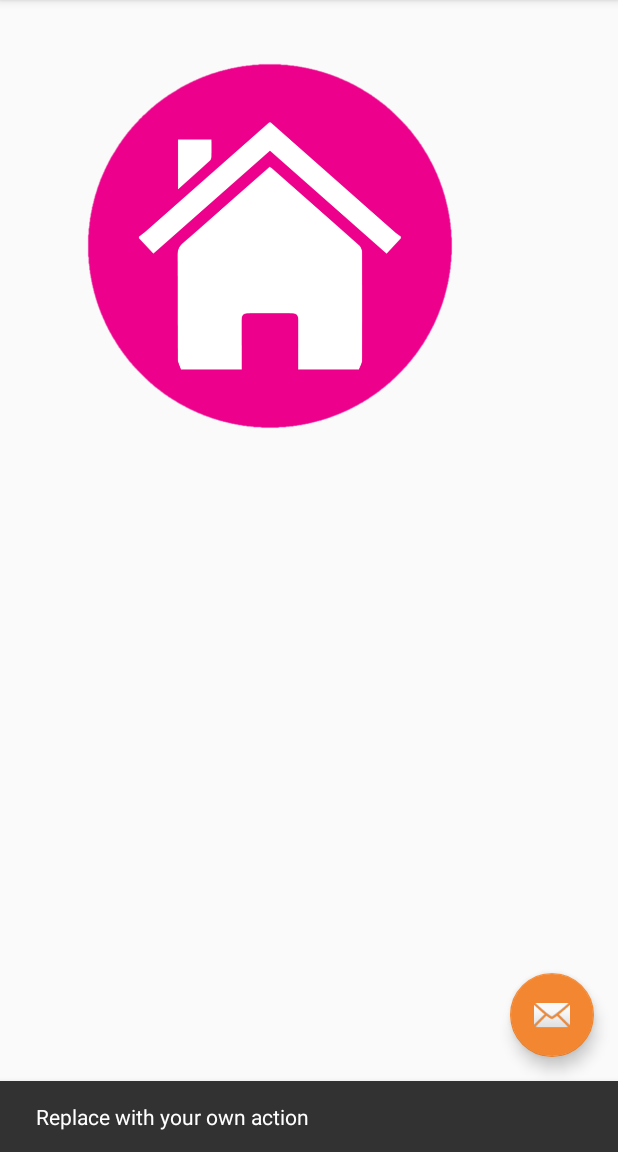
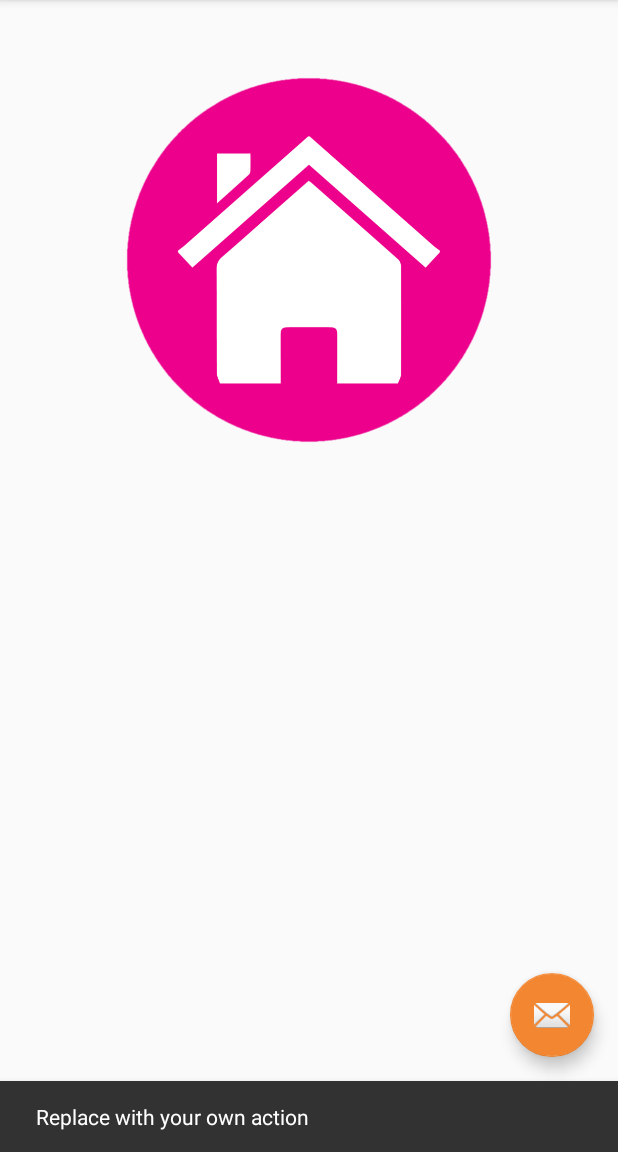
Before and after one commit to kiotaku/balloon_hackday_2016, an Android app: the screen it shows after launch (MainActivity), after a tap on an icon or button, on a phone screen of 412 x 824 dp, the part 84-1236 px from its top. Run offline under Robolectric (Android 15) with nearby library versions, the phone set to English and light mode, and no system bars.

Commit message:
activity_main.xmlにテキストビューを追加

```diff
--- a/AutoRingtone/app/src/main/res/layout/activity_main.xml
+++ b/AutoRingtone/app/src/main/res/layout/activity_main.xml
@@ -22,19 +22,25 @@
     </android.support.design.widget.AppBarLayout>
 
     <RelativeLayout
-        android:layout_width="280dp"
-        android:layout_height="280dp"
+        android:layout_width="match_parent"
+        android:layout_height="wrap_content"
         android:layout_centerHorizontal="true"
-        android:layout_marginLeft="40dp"
         android:layout_marginTop="80dp"
         android:id="@+id/relativeLayout">
 
         <ImageView
-            android:layout_width="wrap_content"
-            android:layout_height="wrap_content"
+            android:layout_width="280dp"
+            android:layout_height="280dp"
             android:id="@+id/area_icon"
             android:layout_centerVertical="true"
-            android:layout_centerHorizontal="true" />
+            android:layout_centerHorizontal="true"
+            android:layout_centerInParent="true"/>
+
+        <TextView
+            android:layout_width="280dp"
+            android:layout_height="wrap_content"
+            android:layout_below="@+id/area_icon"
+            android:layout_centerInParent="true" />
 
     </RelativeLayout>
 
```
